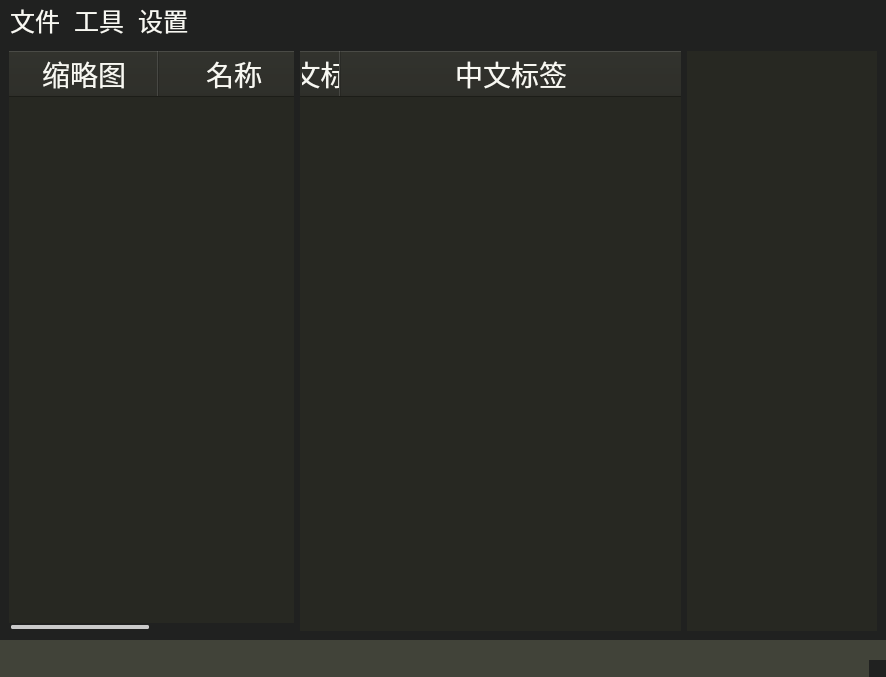
Above: ui/MainWindow.ui from Aleiluo/danbooruTagEditor before the change. Below: the same form after it.
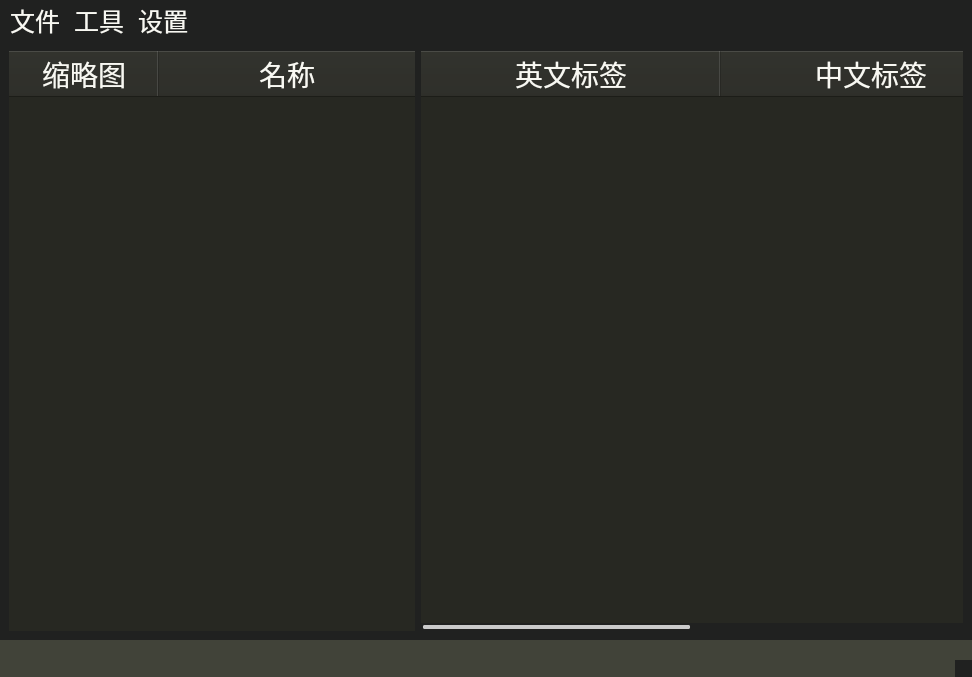
That is the form after the change.

Diff of the .ui file:
```diff
--- a/ui/MainWindow.ui
+++ b/ui/MainWindow.ui
@@ -6,7 +6,7 @@
    <rect>
     <x>0</x>
     <y>0</y>
-    <width>886</width>
+    <width>972</width>
     <height>677</height>
    </rect>
   </property>
@@ -50,6 +50,9 @@
 QHeaderView::section {
 	background-color: #272822;
 }
+QTableCornerButton::section {
+	background-color: #272822;
+}
 /* 按钮 */
 QPushButton {
 	background-color: #75715e;
@@ -135,7 +138,7 @@
   <widget class="QWidget" name="centralwidget">
    <layout class="QVBoxLayout" name="verticalLayout">
     <item>
-     <layout class="QHBoxLayout" name="horizontalLayout" stretch="3,4,2">
+     <layout class="QHBoxLayout" name="horizontalLayout" stretch="3,4">
       <item>
        <widget class="QTableWidget" name="imageTable">
         <property name="editTriggers">
@@ -160,7 +163,7 @@
          <bool>true</bool>
         </attribute>
         <attribute name="verticalHeaderVisible">
-         <bool>false</bool>
+         <bool>true</bool>
         </attribute>
         <attribute name="verticalHeaderMinimumSectionSize">
          <number>150</number>
@@ -195,7 +198,7 @@
          <number>10</number>
         </attribute>
         <attribute name="horizontalHeaderDefaultSectionSize">
-         <number>10</number>
+         <number>300</number>
         </attribute>
         <attribute name="horizontalHeaderShowSortIndicator" stdset="0">
          <bool>true</bool>
@@ -221,9 +224,6 @@
         </column>
        </widget>
       </item>
-      <item>
-       <widget class="QListWidget" name="copyList"/>
-      </item>
      </layout>
     </item>
    </layout>
@@ -233,7 +233,7 @@
     <rect>
      <x>0</x>
      <y>0</y>
-     <width>886</width>
+     <width>972</width>
      <height>31</height>
     </rect>
    </property>
```
